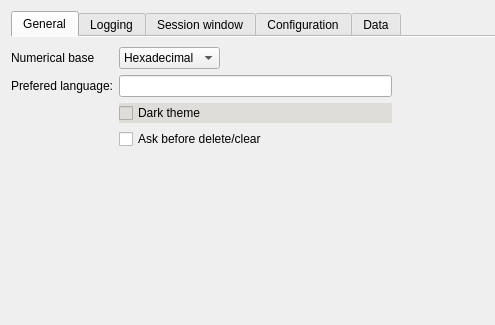
Above: src/cdlgmainsettings.ui from grodansparadis/vscp-works-qt before the change; both pictures show x 0 to 495 and y 0 to 325 of the 772 by 474 pixel window. Below: the same form after it.
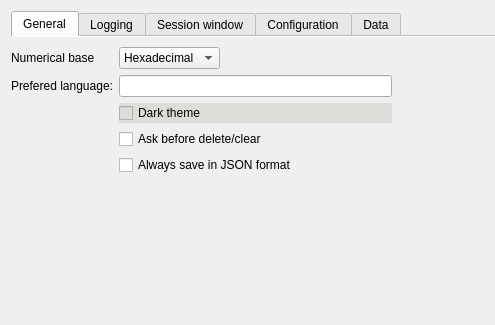
That is the form after the change. The open tabs and pages were chosen to show the change.

Commit message: Added setting for save format

What changed in the file:
```diff
--- a/src/cdlgmainsettings.ui
+++ b/src/cdlgmainsettings.ui
@@ -114,7 +114,7 @@
           </property>
          </widget>
         </item>
-        <item row="4" column="1">
+        <item row="5" column="1">
          <spacer name="verticalSpacer_2">
           <property name="orientation">
            <enum>Qt::Vertical</enum>
@@ -147,6 +147,19 @@
           </property>
          </widget>
         </item>
+        <item row="4" column="1">
+         <widget class="QCheckBox" name="chkAlwaysJSON">
+          <property name="toolTip">
+           <string>&lt;html&gt;&lt;head/&gt;&lt;body&gt;&lt;p&gt;Ask for user confirmation before deleting items&lt;/p&gt;&lt;/body&gt;&lt;/html&gt;</string>
+          </property>
+          <property name="statusTip">
+           <string>Confirm needed when events are cleared etc</string>
+          </property>
+          <property name="text">
+           <string>Always save in JSON format</string>
+          </property>
+         </widget>
+        </item>
        </layout>
       </widget>
      </widget>
```
Left out of the diff: 4 changed lines with no effect on the pictures. The commit also changes 19 other files.
